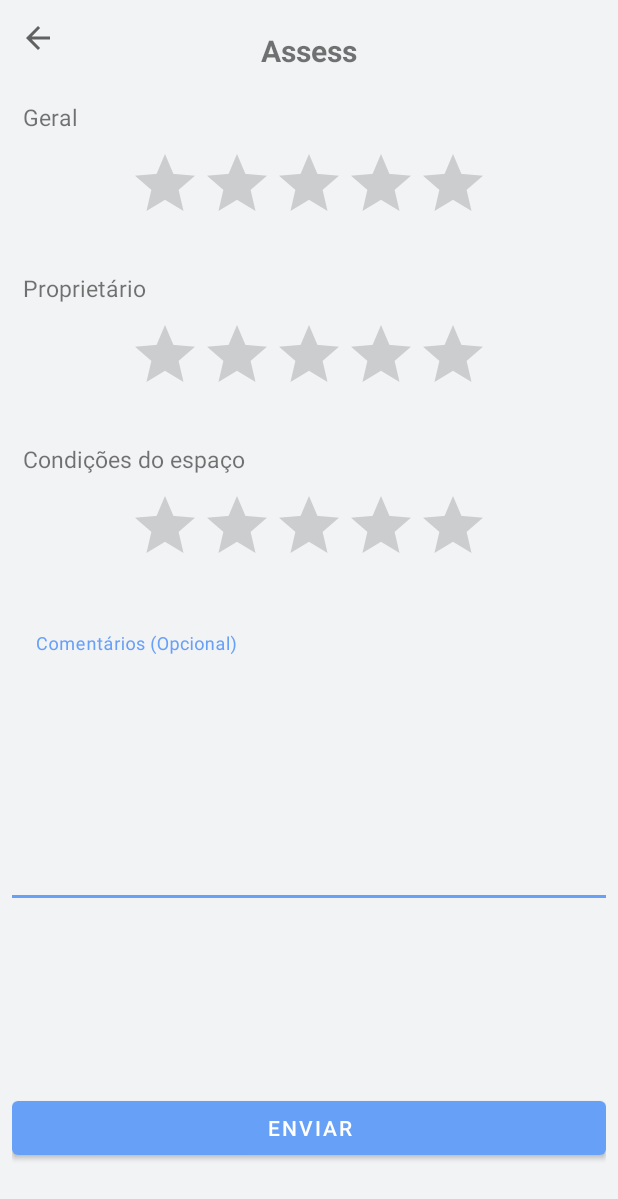
After one commit to CVB-999999999/CM-TP, an Android app: the AvaliarActivity screen opened directly, with no data from a screen before it, on a phone screen of 412 x 824 dp. The commit adds this screen. Shown: the top 1199 px of the screen. Run offline under Robolectric (Android 15) with nearby library versions, the phone set to English and light mode, and no system bars; our stand-ins replace Firebase (no records; nobody signed in at launch, a user with empty details on screens opened directly).

Commit message:
avaliacoes

```diff
--- a/app/src/main/AndroidManifest.xml
+++ b/app/src/main/AndroidManifest.xml
@@ -12,6 +12,9 @@
         android:roundIcon="@mipmap/ic_launcher_round"
         android:supportsRtl="true"
         android:theme="@style/Theme.BD">
+        <activity
+            android:name=".AvaliarActivity"
+            android:exported="false" />
         <activity
             android:name=".SearchActivity"
             android:exported="false" />
--- /dev/null
+++ b/app/src/main/java/com/example/bd/AvaliarActivity.kt
@@ -0,0 +1,79 @@
+package com.example.bd
+
+import android.content.Intent
+import androidx.appcompat.app.AppCompatActivity
+import android.os.Bundle
+import android.widget.Toast
+import com.example.bd.databinding.ActivityAvaliarBinding
+import com.google.firebase.auth.FirebaseAuth
+import com.google.firebase.database.FirebaseDatabase
+import java.util.*
+import kotlin.collections.HashMap
+import kotlin.random.Random
+
+class AvaliarActivity : AppCompatActivity() {
+    private lateinit var binding: ActivityAvaliarBinding
+
+    private lateinit var firebaseAuth: FirebaseAuth
+
+    override fun onCreate(savedInstanceState: Bundle?) {
+        super.onCreate(savedInstanceState)
+
+        binding = ActivityAvaliarBinding.inflate(layoutInflater)
+        setContentView(binding.root)
+
+        val codAnuncio = intent.getStringExtra("codAnuncio")
+
+        firebaseAuth = FirebaseAuth.getInstance()
+
+        binding.backBtn.setOnClickListener {
+            onBackPressed()
+        }
+
+        binding.avaliarBtn.setOnClickListener {
+            enviarAvaliacao(codAnuncio!!)
+        }
+    }
+
+    private fun enviarAvaliacao(codAnuncio: String) {
+
+        val timeStamp = System.currentTimeMillis()
+        val uId = firebaseAuth.uid
+        val codAvaliacao = UUID.randomUUID().toString()
+
+        val geral = binding.geralRT.rating.toString()
+        val espaco = binding.espacoRT.rating.toString()
+        val proprietario = binding.proprietarioRT.rating.toString()
+        val coment = binding.comentariosEt.text.trim()
+
+
+
+        val hashMap: HashMap<String, Any?> = HashMap()
+        hashMap["codAvaliacao"]= codAvaliacao
+        hashMap["codAnuncio"]=codAnuncio
+        hashMap["idUtilizador"]=uId
+        hashMap["geral"]=geral
+        hashMap["proprietario"]=proprietario
+        hashMap["espaco"]=espaco
+        hashMap["comentario"]=coment
+        hashMap["visiblidade"]="1" // visiblidade do anuncio 0-oculto || 1-visivel
+        hashMap["dataPublicacao"]=timeStamp
+
+        val es = hashMap["espaco"]
+        Toast.makeText(this, hashMap.toString(), Toast.LENGTH_SHORT).show()
+        //guardar td
+        val ref = FirebaseDatabase.getInstance().getReference("Avaliacoes")
+        ref.child(codAvaliacao!!)
+            .setValue(hashMap)
+            .addOnSuccessListener {
+                //caso de sucesso
+                Toast.makeText(this, R.string.anuncioRegistado, Toast.LENGTH_SHORT).show()
+
+            }
+            .addOnFailureListener {
+                //caso de fail
+                Toast.makeText(this, R.string.registerFail, Toast.LENGTH_SHORT).show()
+            }
+
+    }
+}
--- a/app/src/main/java/com/example/bd/VerAnuncio.kt
+++ b/app/src/main/java/com/example/bd/VerAnuncio.kt
@@ -79,6 +79,12 @@ class VerAnuncio : AppCompatActivity() {
         //quando para voltar para tras
         binding.backBtn.setOnClickListener {
             onBackPressed()
+        }
+
+        binding.avaliacoesBtn.setOnClickListener {
+            val intent = Intent(this, AvaliarActivity::class.java)
+            intent.putExtra("codAnuncio", codAnuncio)
+            startActivity(intent)
         }
 
         //Ativa o modo imersivo
--- /dev/null
+++ b/app/src/main/res/layout/activity_avaliar.xml
@@ -0,0 +1,152 @@
+<?xml version="1.0" encoding="utf-8"?>
+<RelativeLayout xmlns:android="http://schemas.android.com/apk/res/android"
+    xmlns:app="http://schemas.android.com/apk/res-auto"
+    xmlns:tools="http://schemas.android.com/tools"
+    android:layout_width="match_parent"
+    android:layout_height="match_parent"
+    tools:context=".AvaliarActivity">
+
+    <ImageButton
+        android:id="@+id/backBtn"
+        android:layout_width="50dp"
+        android:layout_height="50dp"
+        android:background="@android:color/transparent"
+        android:src="@drawable/ic_baseline_arrow_back_24" />
+
+    <TextView
+        android:id="@+id/avaliarTV"
+        android:layout_width="match_parent"
+        android:layout_height="wrap_content"
+        android:gravity="center"
+        android:text="@string/avaliar"
+        android:textSize="20sp"
+        android:textStyle="bold"
+        android:layout_marginTop="20dp"/>
+
+    <!-- Geral -->
+    <RelativeLayout
+        android:id="@+id/geralRL"
+        android:layout_width="match_parent"
+        android:layout_height="wrap_content"
+        android:layout_below="@+id/avaliarTV"
+        android:gravity="center">
+
+        <TextView
+            android:id="@+id/geralTV"
+            android:layout_width="match_parent"
+            android:layout_height="wrap_content"
+            android:layout_marginStart="15dp"
+            android:layout_marginTop="20dp"
+            android:text="Geral"
+            android:textSize="15sp" />
+
+        <RatingBar
+            android:id="@+id/geralRT"
+            android:layout_width="wrap_content"
+            android:layout_height="wrap_content"
+            android:layout_below="@+id/geralTV"
+            android:layout_centerHorizontal="true"
+            android:layout_marginTop="10dp"
+            android:numStars="5"
+            android:rating="0"
+            android:stepSize="0.5" />
+    </RelativeLayout>
+
+    <!-- Proprietario -->
+    <RelativeLayout
+        android:id="@+id/proprietarioRL"
+        android:layout_width="match_parent"
+        android:layout_height="wrap_content"
+        android:layout_below="@+id/geralRL"
+        android:layout_marginTop="5dp"
+        android:gravity="center">
+
+        <TextView
+            android:id="@+id/proprietarioTV"
+            android:layout_width="match_parent"
+            android:layout_height="wrap_content"
+            android:layout_marginStart="15dp"
+            android:layout_marginTop="20dp"
+            android:text="Proprietário"
+            android:textSize="15sp" />
+
+        <RatingBar
+            android:id="@+id/proprietarioRT"
+            android:layout_width="wrap_content"
+            android:layout_height="wrap_content"
+            android:layout_below="@+id/proprietarioTV"
+            android:numStars="5"
+            android:rating="0"
+            android:stepSize="0.5"
+            android:layout_centerHorizontal="true"
+            android:layout_marginTop="10dp"/>
+    </RelativeLayout>
+
+    <!-- Condições do espaço -->
+    <RelativeLayout
+        android:id="@+id/espacoRL"
+        android:layout_width="match_parent"
+        android:layout_height="wrap_content"
+        android:layout_below="@+id/proprietarioRL"
+        android:layout_marginTop="5dp"
+        android:gravity="center">
+
+        <TextView
+            android:id="@+id/espacoTV"
+            android:layout_width="match_parent"
+            android:layout_height="wrap_content"
+            android:layout_marginStart="15dp"
+            android:layout_marginTop="20dp"
+            android:text="Condições do espaço"
+            android:textSize="15sp" />
+
+        <RatingBar
+            android:id="@+id/espacoRT"
+            android:layout_width="wrap_content"
+            android:layout_height="wrap_content"
+            android:layout_below="@+id/espacoTV"
+            android:numStars="5"
+            android:rating="0"
+            android:stepSize="0.5"
+            android:layout_centerHorizontal="true"
+            android:layout_marginTop="10dp"/>
+    </RelativeLayout>
+
+    <!-- Comentário -->
+    <com.google.android.material.textfield.TextInputLayout
+        android:id="@+id/comentariosTil"
+        android:layout_marginBottom="10dp"
+        android:layout_below="@+id/espacoRL"
+        android:layout_width="match_parent"
+        android:layout_height="wrap_content"
+        android:layout_marginTop="20dp"
+        android:padding="8dp"
+        android:background="@android:color/transparent">
+
+        <EditText
+            android:id="@+id/comentariosEt"
+            android:inputType="textMultiLine"
+            android:layout_width="match_parent"
+            android:layout_height="wrap_content"
+            android:hint="Comentários (Opcional)"
+            android:lines="8"
+            android:gravity="top|start"
+            android:background="@android:color/transparent"/>
+    </com.google.android.material.textfield.TextInputLayout>
+
+    <!-- Btn de avaliar -->
+    <RelativeLayout
+        android:layout_width="match_parent"
+        android:layout_height="match_parent"
+        android:gravity="bottom"
+        android:padding="8dp">
+
+        <Button
+            android:id="@+id/avaliarBtn"
+            android:layout_width="match_parent"
+            android:layout_height="wrap_content"
+            android:layout_marginBottom="40dp"
+            android:text="Enviar" />
+
+    </RelativeLayout>
+</RelativeLayout>
--- a/app/src/main/res/layout/activity_ver_anuncio.xml
+++ b/app/src/main/res/layout/activity_ver_anuncio.xml
@@ -357,7 +357,12 @@
                     android:text="Avaliações:"
                     android:textSize="20sp" />
 
-
+                <Button
+                    android:id="@+id/avaliacoesBtn"
+                    android:layout_below="@+id/AvaliacoesTXT"
+                    android:layout_width="match_parent"
+                    android:layout_height="wrap_content"
+                    android:text="Avaliar (Não Mexer)"/>
             </RelativeLayout>
             <LinearLayout
                 android:layout_width="match_parent"
--- a/app/src/main/res/values/strings.xml
+++ b/app/src/main/res/values/strings.xml
@@ -37,4 +37,5 @@
     <string name="imageSave">Saved image</string>
     <string name="search_hint">Search for rooms</string>
     <string name="search">Search</string>
+    <string name="avaliar">Assess</string>
 </resources>
```
Also changed, not shown: 1 other file.
